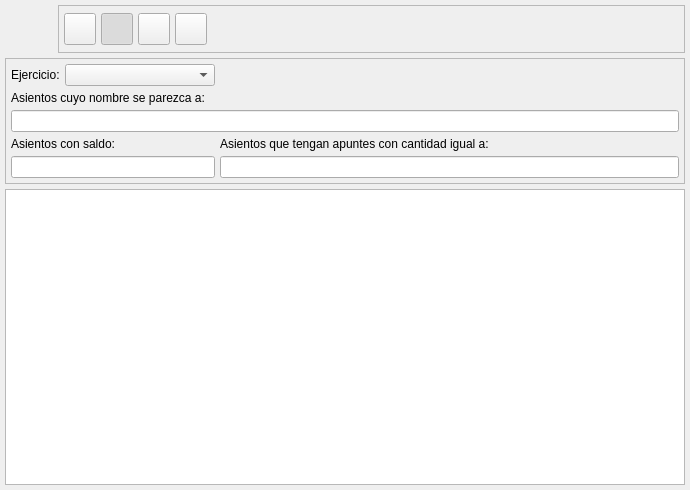
Above: bulmages/bulmacont/src/contabilidad/asientolistbase.ui from eboladev/Bulmages-1 before the change. Below: the same form after it.
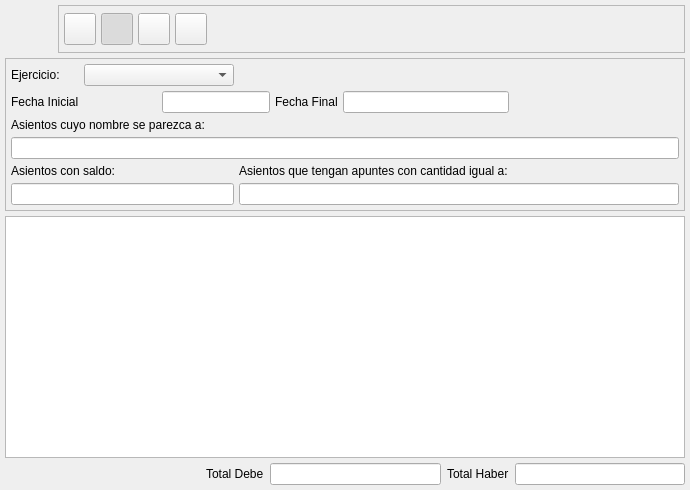
That is the form after the change. Icons and pictures are not drawn. Custom widgets are drawn as their Qt base class.

Commit message: Arreglado bug para el listado de asientos y puestos comentarios en el codigo.

Patch:
```diff
--- a/bulmages/bulmacont/src/contabilidad/asientolistbase.ui
+++ b/bulmages/bulmacont/src/contabilidad/asientolistbase.ui
@@ -260,27 +260,57 @@
       <property name="spacing" >
        <number>5</number>
       </property>
-      <item row="0" column="2" >
+      <item row="1" column="6" >
        <spacer>
         <property name="orientation" >
          <enum>Qt::Horizontal</enum>
         </property>
         <property name="sizeHint" >
          <size>
-          <width>271</width>
+          <width>40</width>
           <height>20</height>
          </size>
         </property>
        </spacer>
       </item>
-      <item row="0" column="0" >
-       <widget class="QLabel" name="textLabel1" >
+      <item row="1" column="4" >
+       <widget class="QLabel" name="label_5" >
         <property name="text" >
-         <string>Ejercicio:</string>
+         <string>Fecha Final</string>
         </property>
        </widget>
       </item>
-      <item row="0" column="1" >
+      <item row="2" column="0" colspan="7" >
+       <widget class="QLabel" name="TextLabel2" >
+        <property name="text" >
+         <string>Asientos cuyo nombre se parezca a:</string>
+        </property>
+       </widget>
+      </item>
+      <item row="3" column="0" colspan="7" >
+       <widget class="QLineEdit" name="mui_nombreasiento" />
+      </item>
+      <item row="5" column="0" colspan="3" >
+       <widget class="QLineEdit" name="mui_saldoasiento" />
+      </item>
+      <item row="4" column="0" colspan="3" >
+       <widget class="QLabel" name="TextLabel2_2" >
+        <property name="text" >
+         <string>Asientos con saldo:</string>
+        </property>
+       </widget>
+      </item>
+      <item row="4" column="3" colspan="4" >
+       <widget class="QLabel" name="TextLabel2_2_2" >
+        <property name="text" >
+         <string>Asientos que tengan apuntes con cantidad igual a:</string>
+        </property>
+       </widget>
+      </item>
+      <item row="5" column="3" colspan="4" >
+       <widget class="QLineEdit" name="mui_cantidadapunte" />
+      </item>
+      <item row="0" column="1" colspan="2" >
        <widget class="QComboBox" name="mui_ejercicio" >
         <property name="minimumSize" >
          <size>
@@ -290,36 +320,39 @@
         </property>
        </widget>
       </item>
-      <item row="4" column="2" >
-       <widget class="QLineEdit" name="mui_cantidadapunte" />
-      </item>
-      <item row="3" column="2" >
-       <widget class="QLabel" name="TextLabel2_2_2" >
+      <item row="0" column="0" >
+       <widget class="QLabel" name="textLabel1" >
         <property name="text" >
-         <string>Asientos que tengan apuntes con cantidad igual a:</string>
+         <string>Ejercicio:</string>
         </property>
        </widget>
       </item>
-      <item row="4" column="0" colspan="2" >
-       <widget class="QLineEdit" name="mui_saldoasiento" />
-      </item>
-      <item row="3" column="0" colspan="2" >
-       <widget class="QLabel" name="TextLabel2_2" >
-        <property name="text" >
-         <string>Asientos con saldo:</string>
+      <item row="0" column="3" colspan="4" >
+       <spacer>
+        <property name="orientation" >
+         <enum>Qt::Horizontal</enum>
         </property>
-       </widget>
+        <property name="sizeHint" >
+         <size>
+          <width>271</width>
+          <height>20</height>
+         </size>
+        </property>
+       </spacer>
       </item>
-      <item row="1" column="0" colspan="3" >
-       <widget class="QLabel" name="TextLabel2" >
+      <item row="1" column="2" colspan="2" >
+       <widget class="BusquedaFecha" name="mui_fechaInicial" />
+      </item>
+      <item row="1" column="5" >
+       <widget class="BusquedaFecha" name="mui_fechaFinal" />
+      </item>
+      <item row="1" column="0" >
+       <widget class="QLabel" name="label_4" >
         <property name="text" >
-         <string>Asientos cuyo nombre se parezca a:</string>
+         <string>Fecha Inicial</string>
         </property>
        </widget>
       </item>
-      <item row="2" column="0" colspan="3" >
-       <widget class="QLineEdit" name="mui_nombreasiento" />
-      </item>
      </layout>
     </widget>
    </item>
@@ -330,9 +363,57 @@
      </property>
     </widget>
    </item>
+   <item>
+    <layout class="QHBoxLayout" >
+     <property name="margin" >
+      <number>0</number>
+     </property>
+     <property name="spacing" >
+      <number>6</number>
+     </property>
+     <item>
+      <spacer>
+       <property name="orientation" >
+        <enum>Qt::Horizontal</enum>
+       </property>
+       <property name="sizeHint" >
+        <size>
+         <width>201</width>
+         <height>20</height>
+        </size>
+       </property>
+      </spacer>
+     </item>
+     <item>
+      <widget class="QLabel" name="label_2" >
+       <property name="text" >
+        <string>Total Debe</string>
+       </property>
+      </widget>
+     </item>
+     <item>
+      <widget class="QLineEdit" name="mui_totalDebe" />
+     </item>
+     <item>
+      <widget class="QLabel" name="label_3" >
+       <property name="text" >
+        <string>Total Haber</string>
+       </property>
+      </widget>
+     </item>
+     <item>
+      <widget class="QLineEdit" name="mui_totalHaber" />
+     </item>
+    </layout>
+   </item>
   </layout>
  </widget>
  <customwidgets>
+  <customwidget>
+   <class>BusquedaFecha</class>
+   <extends>QLineEdit</extends>
+   <header>busquedafecha.h</header>
+  </customwidget>
   <customwidget>
    <class>AsientoListSubform</class>
    <extends>QTableWidget</extends>
```
The commit also changes 5 other files.
